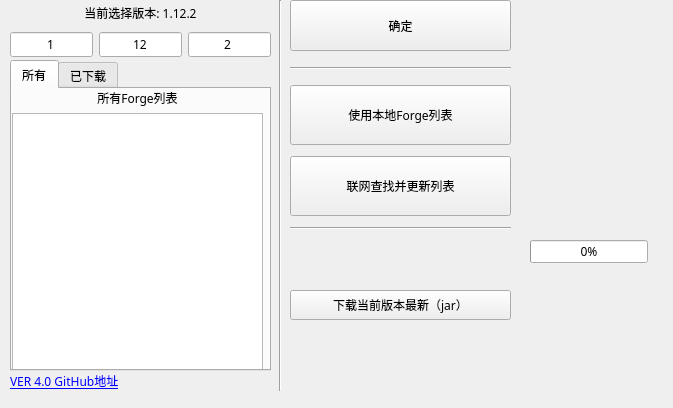
Old version of the form qt/ui/main_window.ui in the repository Trisuborn/MCGF.
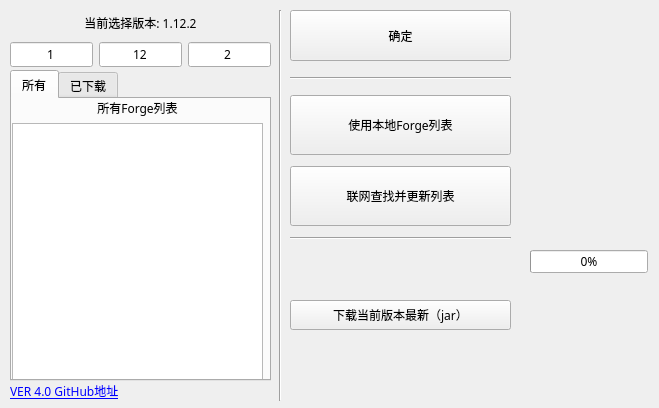
New version of the form.

Patch:
```diff
--- a/qt/ui/main_window.ui
+++ b/qt/ui/main_window.ui
@@ -9,7 +9,7 @@
    <rect>
     <x>0</x>
     <y>0</y>
-    <width>673</width>
+    <width>659</width>
     <height>408</height>
    </rect>
   </property>
@@ -58,9 +58,9 @@
     <property name="geometry">
      <rect>
       <x>10</x>
-      <y>-10</y>
-      <width>661</width>
-      <height>411</height>
+      <y>0</y>
+      <width>641</width>
+      <height>401</height>
      </rect>
     </property>
     <property name="frameShape">
```
